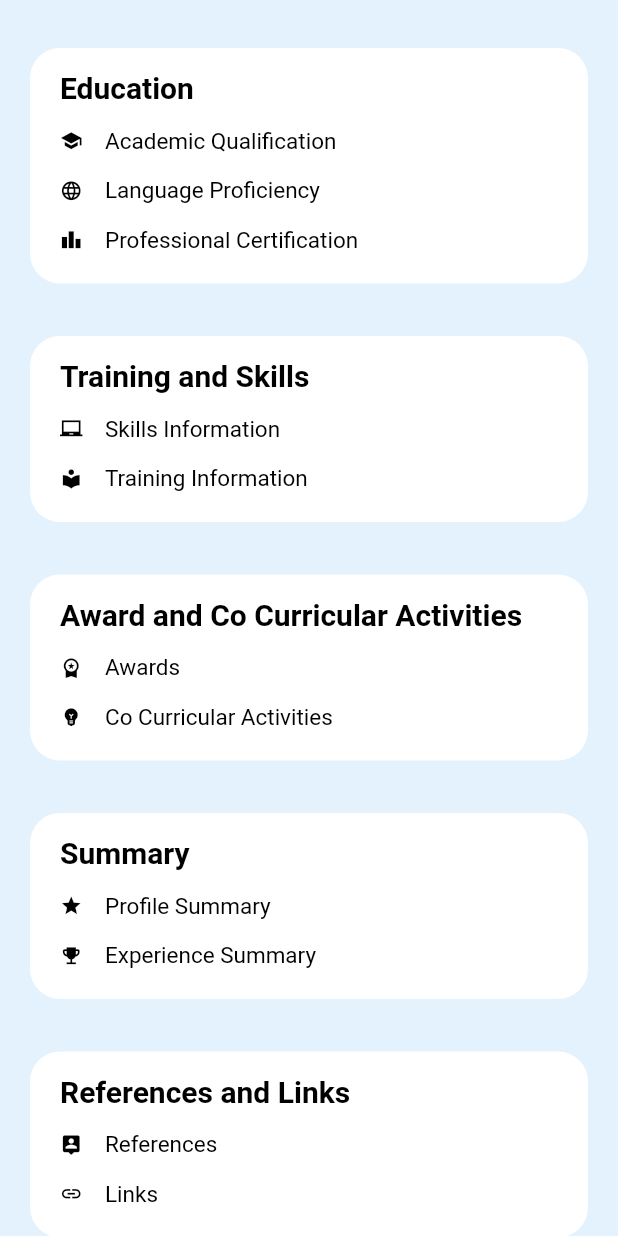
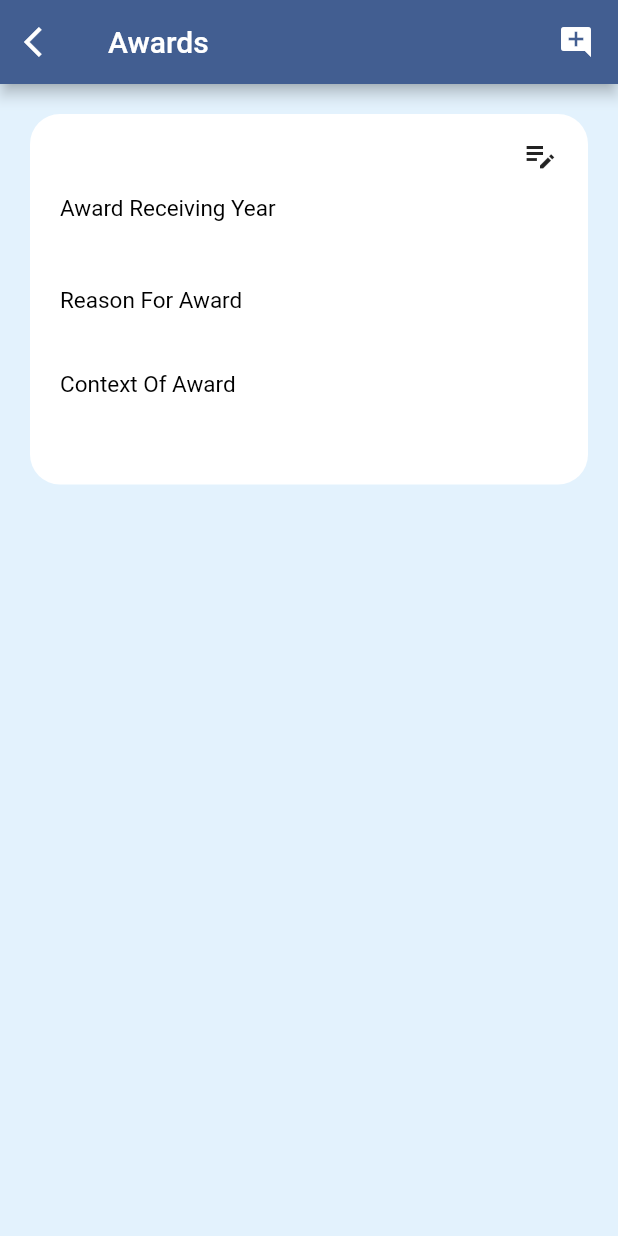
Before and after one commit to Mosaidur/Job-Skeers, a Flutter app: the JobSeekerProfilePage screen opened directly, scrolled down 576 dp, after a tap on "Awards", on a phone screen of 412 x 824 dp. Run offline on Flutter 3.47's test engine with Material 3 defaults, Android fonts, the phone set to English and light mode, and no system bars; our stand-ins replace email_validator, intl_phone_field.

Commit message:
14th commite

```diff
--- a/jobskeers/lib/Job_Seeker/Pages/Profile/Award & Co-Curricular Act/award.dart
+++ b/jobskeers/lib/Job_Seeker/Pages/Profile/Award & Co-Curricular Act/award.dart
@@ -0,0 +1,178 @@
+import 'package:flutter/material.dart';
+
+class AwardDetails extends StatefulWidget {
+  const AwardDetails({super.key});
+
+  @override
+  State<AwardDetails> createState() => _AwardDetailsState();
+}
+
+class _AwardDetailsState extends State<AwardDetails> {
+  @override
+  Widget build(BuildContext context) {
+
+    final String awardTitle = "";
+    final String dateReceived = " ";
+    final String reasonForAward = " ";
+    final String contextOfAward = " ";
+
+    return Scaffold(
+      backgroundColor: Colors.blue.shade50,
+      appBar: AppBar(
+        title: Row(
+          mainAxisAlignment: MainAxisAlignment.spaceBetween,
+          children: [
+
+            Text("Awards"),
+
+            InkWell(
+              onTap: (){},
+              child: Icon(Icons.add_comment),
+            )
+          ],
+        ),
+        leading: IconButton(
+          icon: Icon(Icons.arrow_back_ios),
+          onPressed: () {
+            Navigator.of(context).pop();
+          },
+        ),
+      ),
+      body: SingleChildScrollView(
+        child: Column(
+          children: [
+
+            // Award Details
+            Padding(
+              padding: const EdgeInsets.only(top: 20.0, left: 20,right: 20,bottom: 20),
+              child: Container(
+                width: double.maxFinite,
+                // height: 700,
+                decoration: BoxDecoration(
+                  borderRadius: BorderRadius.circular(20),
+                  color: Colors.white,
+                ),
+                child: Padding(
+                  padding: const EdgeInsets.only(top: 15.0, left: 20,right: 20,bottom: 20),
+                  child: Column(
+                    crossAxisAlignment: CrossAxisAlignment.start,
+                    children: [
+
+                      // Name
+                      Row(
+                        mainAxisAlignment: MainAxisAlignment.spaceBetween,
+                        children: [
+
+                          Expanded(
+                            child: Text(
+                              awardTitle,
+                              softWrap: true,
+                              maxLines: 2,
+                              overflow: TextOverflow.ellipsis,
+                              style: TextStyle(
+                                color: Colors.black,
+                                fontWeight: FontWeight.bold,
+                                fontSize: 20,
+                              ),
+                            ),
+                          ),
+
+                          SizedBox(width: 15,),
+
+                          InkWell(
+                            onTap: (){},
+                            child: Icon(Icons.edit_note_sharp),
+                          )
+
+                        ],
+                      ),
+                      SizedBox(height: 15,),
+
+                      // Award Receiving Year
+                      Text(
+                        "Award Receiving Year",
+                        style: TextStyle(
+                          color: Colors.black,
+                          fontSize: 15,
+                          fontWeight: FontWeight.w400,
+                        ),
+                      ),
+                      SizedBox(height: 5,),
+                      Text(
+                        dateReceived,
+                        softWrap: true,
+                        maxLines: 15,
+                        overflow: TextOverflow.ellipsis,
+                        style: TextStyle(
+                          color: Colors.black,
+                          fontSize: 20,
+                          fontWeight: FontWeight.w800,
+                        ),
+                      ),
+
+                      SizedBox(height: 15,),
+
+                      //  Reason For Award
+                      Text(
+                        "Reason For Award",
+                        style: TextStyle(
+                          color: Colors.black,
+                          fontSize: 15,
+                          fontWeight: FontWeight.w400,
+                        ),
+                      ),
+                      SizedBox(height: 5,),
+                      Text(
+                        reasonForAward,
+                        softWrap: true,
+                        maxLines: 15,
+                        overflow: TextOverflow.ellipsis,
+                        style: TextStyle(
+                          color: Colors.black,
+                          fontSize: 15,
+                          fontWeight: FontWeight.w800,
+                        ),
+                      ),
+
+                      SizedBox(height: 15,),
+
+                      //  Context Of Award
+                      Text(
+                        "Context Of Award",
+                        style: TextStyle(
+                          color: Colors.black,
+                          fontSize: 15,
+                          fontWeight: FontWeight.w400,
+                        ),
+                      ),
+                      SizedBox(height: 5,),
+                      Text(
+                        contextOfAward,
+                        softWrap: true,
+                        maxLines: 20,
+                        overflow: TextOverflow.ellipsis,
+                        style: TextStyle(
+                          color: Colors.black,
+                          fontSize: 15,
+                          fontWeight: FontWeight.w800,
+                        ),
+                      ),
+
+
+                      SizedBox(height: 15,),
+
+
+
+                    ],
+
+                  ),
+                ),
+              ),
+            ),
+
+          ],
+        ),
+      ),
+    );
+  }
+}
--- a/jobskeers/lib/Job_Seeker/Pages/Profile/JobSeekerProfile.dart
+++ b/jobskeers/lib/Job_Seeker/Pages/Profile/JobSeekerProfile.dart
@@ -1,5 +1,6 @@
 import 'package:flutter/material.dart';
 
+import 'Account Settings/upload_photo.dart';
 import 'widgets/InformationPart.dart';
 
 class JobSeekerProfilePage extends StatelessWidget {
@@ -31,8 +32,11 @@ class JobSeekerProfilePage extends StatelessWidget {
                   crossAxisAlignment: CrossAxisAlignment.center,
                   children: [
 
+                    //profile Photo
                     InkWell(
-                      onTap: (){},
+                      onTap: (){
+                        Navigator.push(context, MaterialPageRoute(builder: (context)=> UploadPhoto())  );
+                      },
                       child: Container(
                       alignment: Alignment.center,
                       width: 80,
--- a/jobskeers/lib/Job_Seeker/Pages/Profile/widgets/InformationPart.dart
+++ b/jobskeers/lib/Job_Seeker/Pages/Profile/widgets/InformationPart.dart
@@ -1,9 +1,13 @@
 import 'package:flutter/cupertino.dart';
 import 'package:flutter/material.dart';
+import 'package:jobskeers/Job_Seeker/Pages/Profile/Award%20&%20Co-Curricular%20Act/award.dart';
+import 'package:jobskeers/Job_Seeker/Pages/Profile/Award%20&%20Co-Curricular%20Act/co_curricular_act.dart';
 import 'package:jobskeers/Job_Seeker/Pages/Profile/Summary/experience_summary.dart';
 import 'package:jobskeers/Job_Seeker/Pages/Profile/Summary/profile_summary.dart';
 import 'package:jobskeers/Job_Seeker/Pages/Profile/Trainning%20and%20Skills/skills.dart';
 
+import '../Account Settings/account_settings.dart';
+import '../Account Settings/upload_photo.dart';
 import '../Education/academic_qualification.dart';
 import '../Education/language_prof.dart';
 import '../Education/professional_certification.dart';
@@ -81,7 +85,9 @@ class ProfileInformatioPage extends StatelessWidget {
 
                   //Upload Photo
                   InkWell(
-                    onTap: (){},
+                    onTap: (){
+                      Navigator.push(context, MaterialPageRoute(builder: (context)=> UploadPhoto())  );
+                    },
                     child: Row(
                       children: [
                         Icon(Icons.camera_alt,color: Colors.black,size: 15,),
@@ -102,7 +108,9 @@ class ProfileInformatioPage extends StatelessWidget {
 
                   //  Account Settings
                   InkWell(
-                    onTap: (){},
+                    onTap: (){
+                      Navigator.push(context, MaterialPageRoute(builder: (context)=> AccountSetting())  );
+                    },
                     child: Row(
                       children: [
                         Icon(Icons.settings,color: Colors.black,size: 15,),
@@ -441,7 +449,9 @@ class ProfileInformatioPage extends StatelessWidget {
 
                   //Award
                   InkWell(
-                    onTap: (){},
+                    onTap: (){
+                      Navigator.push(context, MaterialPageRoute(builder: (context)=> AwardDetails()));
+                    },
                     child: Row(
                       children: [
                         Icon(Icons.workspace_premium,color: Colors.black,size: 15,),
@@ -462,7 +472,9 @@ class ProfileInformatioPage extends StatelessWidget {
 
                   //  Co Curricular Activities
                   InkWell(
-                    onTap: (){},
+                    onTap: (){
+                      Navigator.push(context, MaterialPageRoute(builder: (context)=> Co_Curricular_Act_Details()));
+                    },
                     child: Row(
                       children: [
                         Icon(Icons.emoji_objects_rounded,color: Colors.black,size: 15,),
```
Also changed, not shown: jobskeers/lib/Job_Seeker/Pages/Home Page/JobSeekerHomePage.dart (+16 -11 lines), jobskeers/lib/Job_Seeker/Pages/Profile/Account Settings/account_settings.dart (+37 -0 lines), jobskeers/lib/Job_Seeker/Pages/Profile/Account Settings/upload_photo.dart (+37 -0 lines), jobskeers/lib/Job_Seeker/Pages/Profile/Award & Co-Curricular Act/co_curricular_act.dart (+128 -0 lines).
